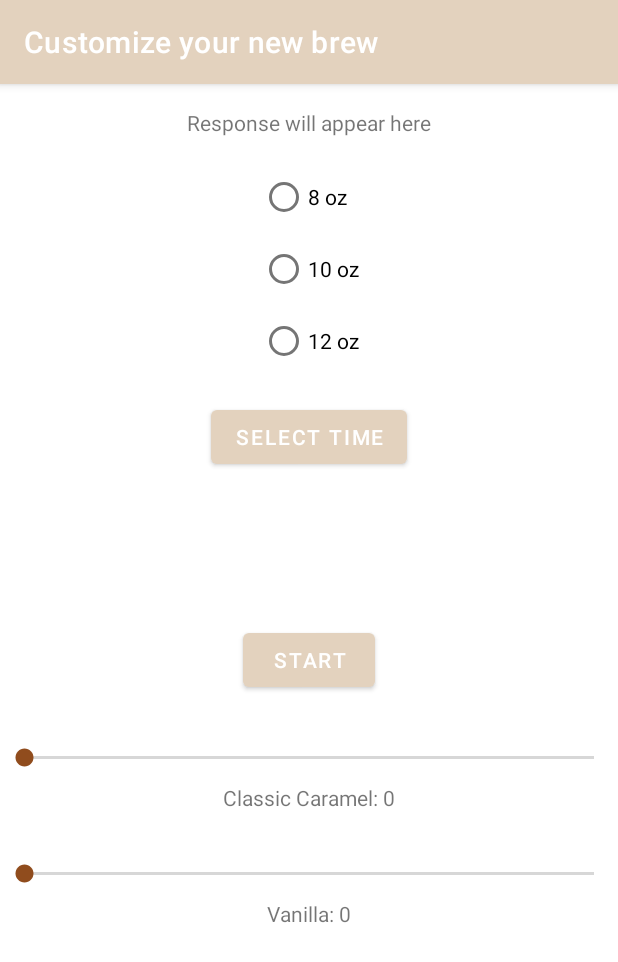
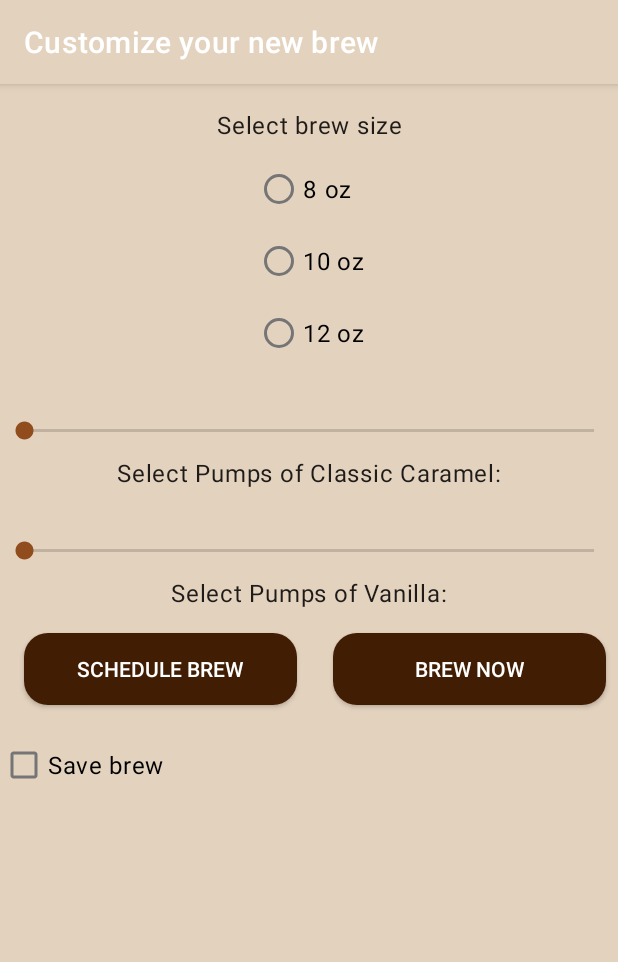
Before and after one commit to ntinker24/CoffeeBot, an Android app built with Jetpack Compose: the NewBrewActivity screen opened directly, with no data from a screen before it, on a phone screen of 412 x 824 dp. Shown: the top 962 px of the screen. Run offline under Robolectric (Android 15) with nearby library versions, the phone set to English and light mode, and no system bars.

Commit message:
Updated new brew screen - can add presets - can select presets and run them - can delete presets

```diff
--- a/app/src/main/AndroidManifest.xml
+++ b/app/src/main/AndroidManifest.xml
@@ -19,6 +19,11 @@
             android:label="@string/title_activity_new_brew"
             android:theme="@style/Theme.CoffeeBot" />
         <activity
+            android:name=".SavedBrewActivity"
+            android:exported="false"
+            android:label="@string/title_activity_saved_brews"
+            android:theme="@style/Theme.CoffeeBot" />
+        <activity
             android:name=".MainActivity"
             android:exported="true" >
             <intent-filter>
--- a/app/src/main/res/layout/activity_newbrew.xml
+++ b/app/src/main/res/layout/activity_newbrew.xml
@@ -4,27 +4,34 @@
     xmlns:tools="http://schemas.android.com/tools"
     android:layout_width="match_parent"
     android:layout_height="match_parent"
+    android:background="@color/tan_primary"
     tools:context=".MainActivity">
 
-    <Button
+    <androidx.appcompat.widget.AppCompatButton
         android:id="@+id/connectButton"
-        android:layout_width="wrap_content"
+        android:layout_width="0dp"
         android:layout_height="wrap_content"
-        android:text="Start"
-        app:layout_constraintBottom_toBottomOf="parent"
-        app:layout_constraintLeft_toLeftOf="parent"
-        app:layout_constraintRight_toRightOf="parent"
-        app:layout_constraintTop_toTopOf="parent"/>
+        android:text="Brew Now"
+        android:background="@drawable/rounded_button"
+        android:textColor="@color/white"
+        app:layout_constraintTop_toBottomOf="@id/vanillaText"
+        app:layout_constraintStart_toEndOf="@id/timeButton"
+        app:layout_constraintEnd_toEndOf="parent"
+        app:layout_constraintHorizontal_weight="1"
+        android:layout_marginStart="16dp"
+        android:layout_marginEnd="8dp"
+        android:layout_marginTop="16dp"
+        android:layout_marginBottom="16dp"/>
 
-    <TextView
-        android:id="@+id/responseTextView"
-        android:layout_width="wrap_content"
-        android:layout_height="wrap_content"
-        android:text="Response will appear here"
-        app:layout_constraintTop_toTopOf="parent"
-        app:layout_constraintStart_toStartOf="parent"
-        app:layout_constraintEnd_toEndOf="parent"
-        android:layout_marginTop="16dp"/>
+<!--    <TextView-->
+<!--        android:id="@+id/responseTextView"-->
+<!--        android:layout_width="wrap_content"-->
+<!--        android:layout_height="wrap_content"-->
+<!--        android:text="Response will appear here"-->
+<!--        app:layout_constraintTop_toTopOf="parent"-->
+<!--        app:layout_constraintStart_toStartOf="parent"-->
+<!--        app:layout_constraintEnd_toEndOf="parent"-->
+<!--        android:layout_marginTop="16dp"/>-->
 
     <SeekBar
         android:id="@+id/caramelSlider"
@@ -32,7 +39,7 @@
         android:layout_height="wrap_content"
         android:max="10"
         android:progress="0"
-        app:layout_constraintTop_toBottomOf="@id/connectButton"
+        app:layout_constraintTop_toBottomOf="@id/coffeeSizeRadioGroup"
         app:layout_constraintLeft_toLeftOf="parent"
         app:layout_constraintRight_toRightOf="parent"
         android:layout_marginTop="32dp"/>
@@ -41,7 +48,8 @@
         android:id="@+id/caramelText"
         android:layout_width="wrap_content"
         android:layout_height="wrap_content"
-        android:text="Classic Caramel: 0"
+        android:textAppearance="?attr/textAppearanceBody1"
+        android:text="Select Pumps of Classic Caramel:"
         app:layout_constraintTop_toBottomOf="@id/caramelSlider"
         app:layout_constraintLeft_toLeftOf="parent"
         app:layout_constraintRight_toRightOf="parent"
@@ -62,38 +70,53 @@
         android:id="@+id/vanillaText"
         android:layout_width="wrap_content"
         android:layout_height="wrap_content"
-        android:text="Vanilla: 0"
+        android:text="Select Pumps of Vanilla:"
+        android:textAppearance="?attr/textAppearanceBody1"
         app:layout_constraintTop_toBottomOf="@id/vanillaSlider"
         app:layout_constraintLeft_toLeftOf="parent"
         app:layout_constraintRight_toRightOf="parent"
         android:layout_marginTop="8dp"/>
+
+    <TextView
+        android:id="@+id/selectBrewSizeText"
+        android:layout_width="wrap_content"
+        android:layout_height="wrap_content"
+        android:text="Select brew size"
+        android:textAppearance="?attr/textAppearanceBody1"
+        app:layout_constraintTop_toTopOf="parent"
+        app:layout_constraintStart_toStartOf="parent"
+        app:layout_constraintEnd_toEndOf="parent"
+        android:layout_marginTop="16dp"/>
 
     <RadioGroup
         android:id="@+id/coffeeSizeRadioGroup"
         android:layout_width="wrap_content"
         android:layout_height="wrap_content"
         android:orientation="vertical"
-        app:layout_constraintTop_toBottomOf="@id/responseTextView"
+        app:layout_constraintTop_toBottomOf="@+id/selectBrewSizeText"
         app:layout_constraintStart_toStartOf="parent"
         app:layout_constraintEnd_toEndOf="parent"
-        android:layout_marginTop="16dp">
+        android:layout_marginTop="8dp">
 
         <RadioButton
             android:id="@+id/eightOzRadioButton"
             android:layout_width="wrap_content"
             android:layout_height="wrap_content"
+            android:textAppearance="?attr/textAppearanceBody1"
             android:text="8 oz"/>
 
         <RadioButton
             android:id="@+id/tenOzRadioButton"
             android:layout_width="wrap_content"
             android:layout_height="wrap_content"
+            android:textAppearance="?attr/textAppearanceBody1"
             android:text="10 oz"/>
 
         <RadioButton
             android:id="@+id/twelveOzRadioButton"
             android:layout_width="wrap_content"
             android:layout_height="wrap_content"
+            android:textAppearance="?attr/textAppearanceBody1"
             android:text="12 oz"/>
     </RadioGroup>
 
@@ -107,14 +130,41 @@
         app:layout_constraintStart_toStartOf="parent"
         app:layout_constraintEnd_toEndOf="parent"/>
 
-    <Button
+    <androidx.appcompat.widget.AppCompatButton
         android:id="@+id/timeButton"
+        android:layout_width="0dp"
+        android:layout_height="wrap_content"
+        android:text="Schedule Brew"
+        android:background="@drawable/rounded_button"
+        android:textColor="@color/white"
+        app:layout_constraintTop_toBottomOf="@id/vanillaText"
+        app:layout_constraintStart_toStartOf="parent"
+        app:layout_constraintEnd_toStartOf="@id/connectButton"
+        app:layout_constraintHorizontal_weight="1"
+        android:layout_marginStart="16dp"
+        android:layout_marginEnd="8dp"
+        android:layout_marginTop="16dp"
+        android:layout_marginBottom="16dp"/>
+
+    <CheckBox
+        android:id="@+id/savePresetCheckBox"
         android:layout_width="wrap_content"
         android:layout_height="wrap_content"
-        android:text="Select Time"
-        app:layout_constraintTop_toBottomOf="@+id/coffeeSizeRadioGroup"
+        android:text="Save brew"
+        app:layout_constraintStart_toStartOf="parent"
+        android:textAppearance="?attr/textAppearanceBody1"
+        app:layout_constraintTop_toBottomOf="@id/connectButton"
+        android:layout_marginTop="16dp"/>
+
+    <EditText
+        android:id="@+id/presetNameEditText"
+        android:layout_width="0dp"
+        android:layout_height="wrap_content"
+        android:hint="Enter preset name"
+        android:visibility="gone"
+        app:layout_constraintTop_toBottomOf="@id/savePresetCheckBox"
         app:layout_constraintStart_toStartOf="parent"
         app:layout_constraintEnd_toEndOf="parent"
-        android:layout_marginTop="16dp"/>
+        android:layout_marginTop="8dp"/>
 
 </androidx.constraintlayout.widget.ConstraintLayout>
--- a/app/src/main/res/values/strings.xml
+++ b/app/src/main/res/values/strings.xml
@@ -1,4 +1,5 @@
 <resources>
     <string name="app_name">Welcome to CoffeeBot!</string>
     <string name="title_activity_new_brew">Customize your new brew</string>
+    <string name="title_activity_saved_brews">Run a saved brew</string>
 </resources>
```
Also changed, not shown: app/src/main/java/com/example/coffeebot/MainActivity.java (+4 -4 lines), app/src/main/java/com/example/coffeebot/NewBrewActivity.java (+81 -37 lines), app/src/main/java/com/example/coffeebot/SavedBrewActivity.java (added, +163 -0 lines), app/src/main/res/layout/activity_savedbrew.xml (added, +68 -0 lines), app/src/main/res/values/arrays.xml (added, +9 -0 lines).
